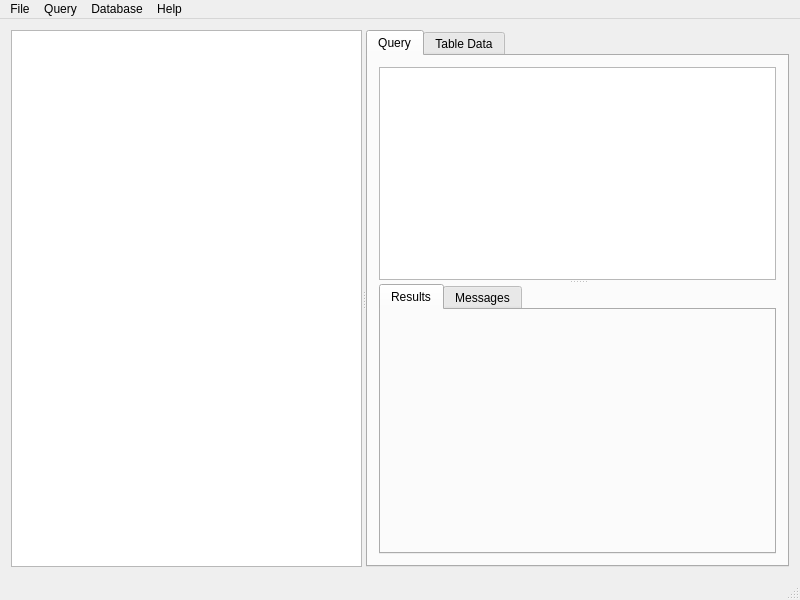
Old version of the form mainwindow.ui in the repository christianhelle/sqlitequery.
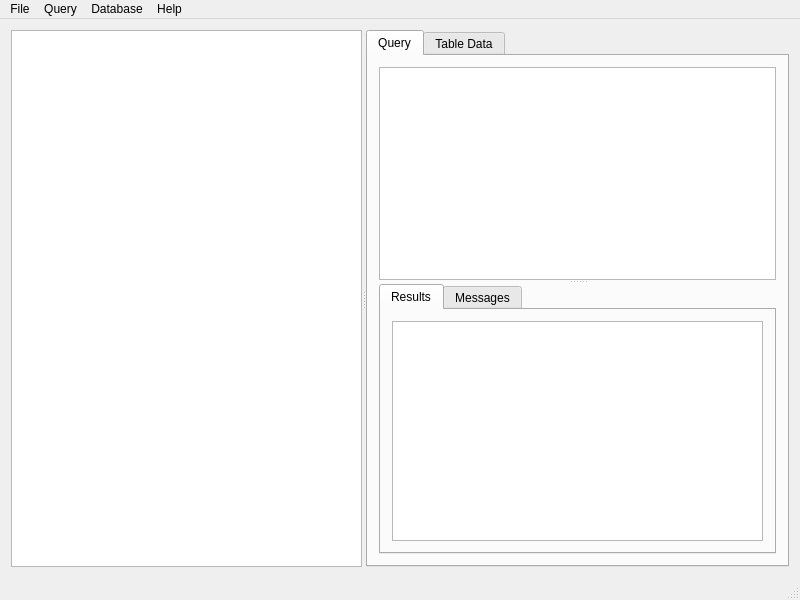
New version of the form.

Patch:
```diff
--- a/mainwindow.ui
+++ b/mainwindow.ui
@@ -53,7 +53,11 @@
              <attribute name="title">
               <string>Results</string>
              </attribute>
-             <layout class="QGridLayout" name="gridLayout_4"/>
+             <layout class="QGridLayout" name="gridLayout_4">
+              <item row="0" column="0">
+               <widget class="QTableView" name="queryResultsTableView"/>
+              </item>
+             </layout>
             </widget>
             <widget class="QWidget" name="queryResultMessagesTab">
              <attribute name="title">
```
